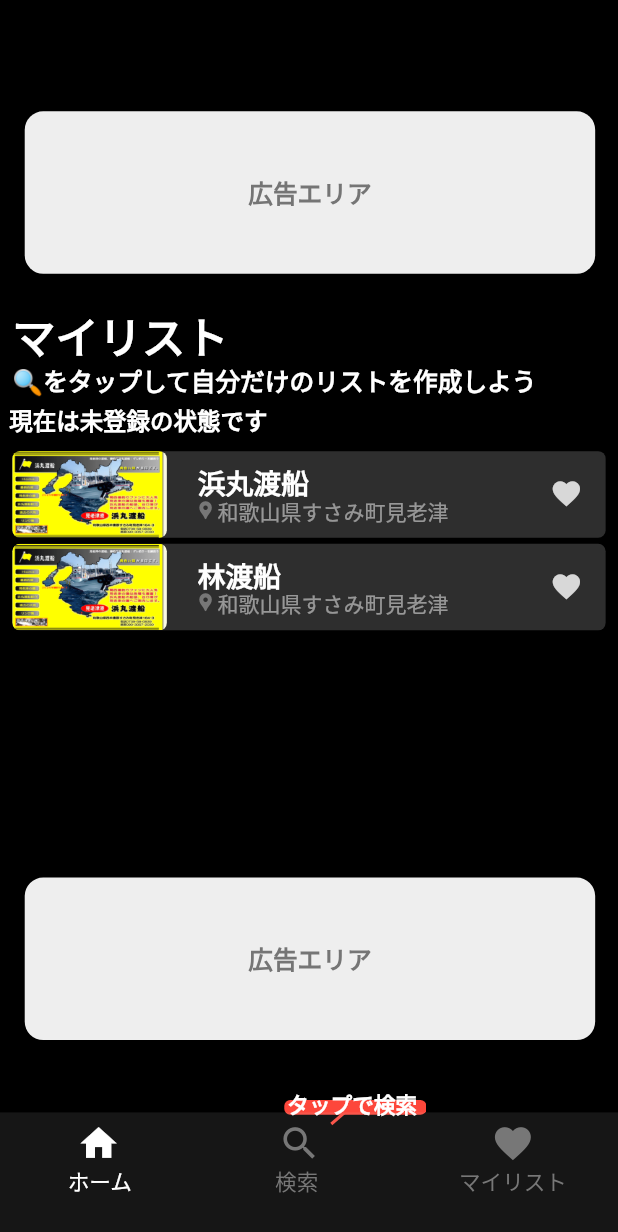
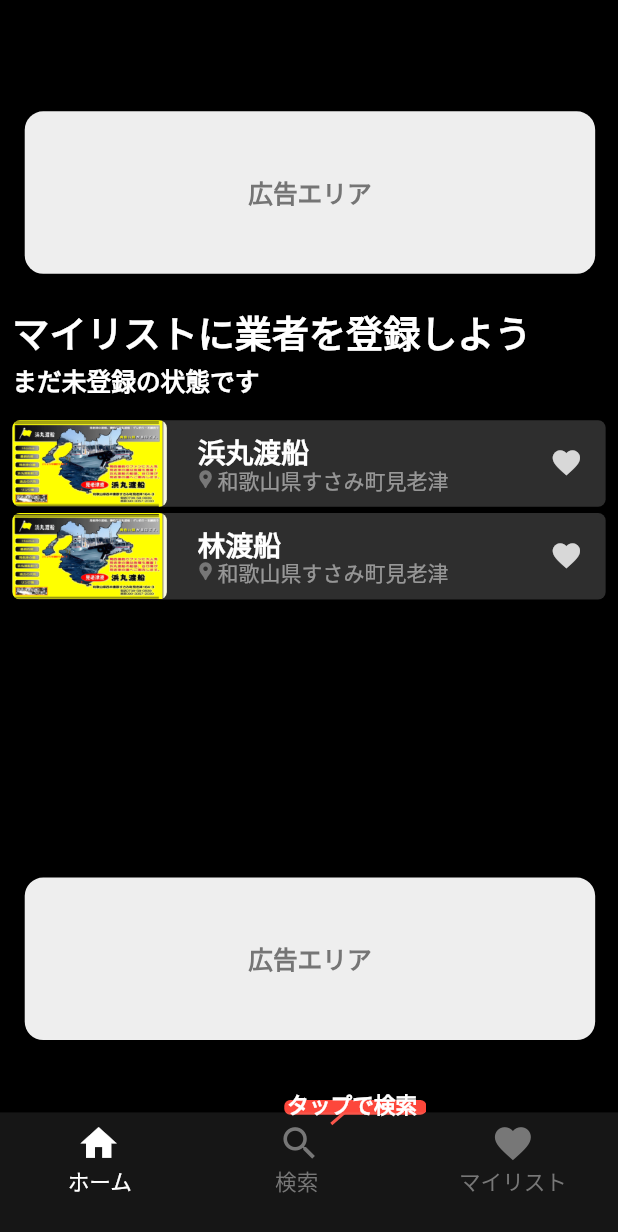
Before and after one commit to Kaito-nagai/fishing_app, a Flutter app: the screen it shows after launch, on a phone screen of 412 x 824 dp. Shown: the top 1232 px of the screen. Run offline on Flutter 3.47's test engine with Material 3 defaults, Android fonts, the phone set to English and light mode, and no system bars; our stand-ins replace flutter_dotenv, logger, shared_preferences; Roboto replaces fonts that are missing (Noto Sans JP).

Commit message:
“少し修正

```diff
--- a/lib/pages/home_initial.dart
+++ b/lib/pages/home_initial.dart
@@ -3,7 +3,7 @@ import 'package:logger/logger.dart';
 import 'package:fishing_app/widgets/ad_placeholder.dart';
 import 'package:fishing_app/widgets/bottom_nav.dart';
 import 'package:fishing_app/widgets/list_item.dart'; // ← ListItem をインポート
-
+import 'package:fishing_app/widgets/label_text_widget.dart';
 
 
 // グローバルスコープで Logger を初期化
@@ -13,7 +13,6 @@ void main() {
   runApp(const FigmaToCodeApp());
 }
 
-// Generated by: https://www.figma.com/community/plugin/842128343887142055/
 class FigmaToCodeApp extends StatelessWidget {
   const FigmaToCodeApp({super.key});
 
@@ -51,7 +50,6 @@ class FigmaToCodeApp extends StatelessWidget {
     );
   }
 }
-
 class HomeInitialScreen extends StatelessWidget {
   const HomeInitialScreen({super.key});
 
@@ -95,7 +93,6 @@ class HomeInitialScreen extends StatelessWidget {
                           ),
                         ),
                       ),
-
                       Positioned(
                         left: 0,
                         top: screenHeight * 0.010,
@@ -151,7 +148,7 @@ class HomeInitialScreen extends StatelessWidget {
                 top: screenHeight * 0.71,
                 child: GestureDetector(
                   onTap: () {
-                    logger.i('画面下部の広告がクリックされました');
+                    logger.i('下部の広告クリック');
                   },
                   child: AdPlaceholder(
                     adContent: null,
@@ -164,7 +161,7 @@ class HomeInitialScreen extends StatelessWidget {
 
 Positioned(
   left: screenWidth * 0.02,
-  top: screenHeight * 0.365,
+  top: screenHeight * 0.340,
   child: SizedBox(
     width: screenWidth * 0.96,
     height: screenHeight * 0.45,
@@ -185,66 +182,30 @@ Positioned(
     ),
   ),
 ),
-      Positioned(
-        left: screenWidth * 0.015,
-        top: screenHeight * (265 / 812), // Y = 265px を画面の高さに比例させる
-        child: SizedBox(
-          width: screenWidth * 0.98,
-          height: screenHeight * 0.035,
-          child: Text(
-            '現在は未登録の状態です',
-            style: TextStyle(
-              color: Colors.white,
-              fontSize: screenWidth * 0.038,
-              fontFamily: 'Noto Sans JP',
-              fontWeight: FontWeight.w700,
-              decoration: TextDecoration.none,
-            ),
-          ),
-        ),
+
+      LabelTextWidget(
+        text: 'まだ未登録の状態です',
+        fontSize: 0.040,
+        positionTop: 238 / 812,
+        positionLeft: 0.02,
+        width: 0.98,
+        height: 0.035,
       ),
-      Positioned(
-        left: screenWidth * 0.02,
-        top: screenHeight * (238 / 812), // Y = 240px を画面の高さに比例させる
-        child: SizedBox(
-          width: screenWidth * 0.98,
-          height: screenHeight * 0.035,
-          child: Text(
-            '🔍をタップして自分だけのリストを作成しよう',
-            style: TextStyle(
-              color: Colors.white,
-              fontSize: screenWidth * 0.04,
-              fontFamily: 'Noto Sans JP',
-              fontWeight: FontWeight.w700,
-              decoration: TextDecoration.none,
-            ),
-          ),
-        ),
+      LabelTextWidget(
+        text: 'マイリストに業者を登録しよう',
+        fontSize: 0.06,
+        positionTop: 200 / 812,
+        positionLeft: 0.02,
+        width: 1.5,
+        height: 0.05,
       ),
-      Positioned(
-        left: screenWidth * 0.02,
-        top: screenHeight * (200 / 812), // Y = 200px を画面の高さに比例させる
-        child: SizedBox(
-          width: screenWidth * 0.65,
-          height: screenHeight * 0.05,
-          child: Text(
-            'マイリスト',
-            style: TextStyle(
-              color: Colors.white,
-              fontSize: screenWidth * 0.07,
-              fontFamily: 'Noto Sans JP',
-              fontWeight: FontWeight.w700,
-              decoration: TextDecoration.none,
-            ),
-          ),
-        ),
-      ),
+
       Positioned(
         left: screenWidth * 0.04,
         top: screenHeight * 0.090,
         child: GestureDetector(
           onTap: () {
-            logger.i('広告がクリックされました');
+            logger.i('上部の広告クリック');
           },
           child: AdPlaceholder(
             adContent: null,
@@ -264,7 +225,7 @@ Positioned(
           decoration: const BoxDecoration(),
                 ),
               ),
-              const BottomNav(), // これを追加する
+              const BottomNav(),
             ],
           ),
         ),
--- /dev/null
+++ b/lib/widgets/label_text_widget.dart
@@ -0,0 +1,45 @@
+import 'package:flutter/material.dart';
+
+class LabelTextWidget extends StatelessWidget {
+  final String text;
+  final double fontSize;
+  final double positionTop;
+  final double positionLeft;
+  final double width;
+  final double height;
+
+  const LabelTextWidget({
+    super.key,
+    required this.text,
+    required this.fontSize,
+    required this.positionTop,
+    required this.positionLeft,
+    required this.width,
+    required this.height,
+  });
+
+  @override
+  Widget build(BuildContext context) {
+    final screenWidth = MediaQuery.of(context).size.width;
+    final screenHeight = MediaQuery.of(context).size.height;
+
+    return Positioned(
+      left: screenWidth * positionLeft,
+      top: screenHeight * positionTop,
+      child: SizedBox(
+        width: screenWidth * width,
+        height: screenHeight * height,
+        child: Text(
+          text,
+          style: TextStyle(
+            color: Colors.white,
+            fontSize: screenWidth * fontSize,
+            fontFamily: 'Noto Sans JP',
+            fontWeight: FontWeight.w700,
+            decoration: TextDecoration.none,
+          ),
+        ),
+      ),
+    );
+  }
+}
```
